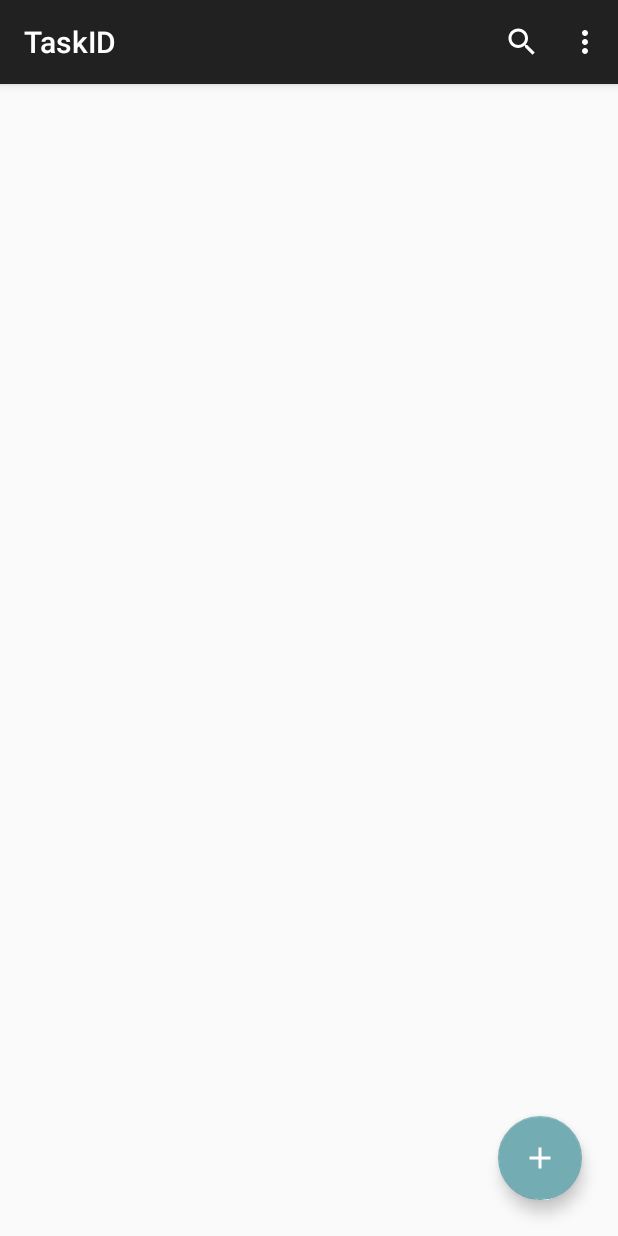
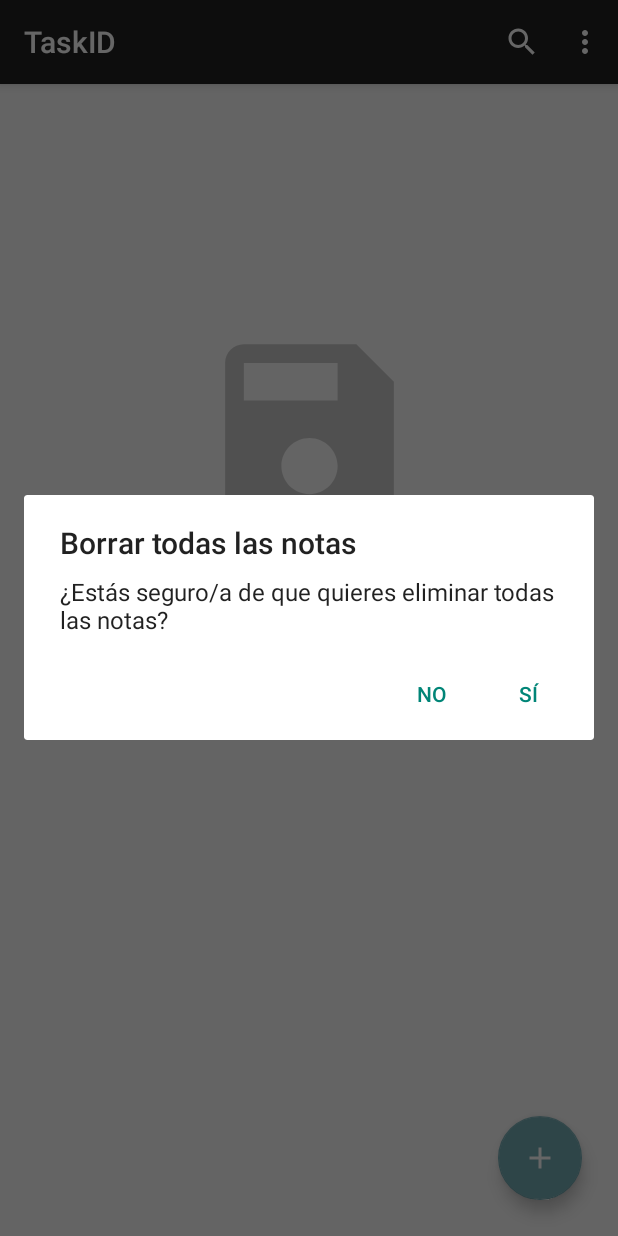
Before and after one commit to alvaropp99/TaskID, an Android app: the screen it shows after launch (MainActivity), in the options menu, after a tap on "Borrar todas las notas", on a phone screen of 412 x 824 dp. Run offline under Robolectric (Android 15) with nearby library versions, the phone set to English and light mode, and no system bars; our stand-ins replace Room's generated code, navigation-ui; libraries missing offline, so code that uses them is left out: jp.wasabeef.recyclerview; 1 statement that could not run was skipped.

```diff
--- a/app/src/main/java/com/example/taskid/data/TaskDAO.kt
+++ b/app/src/main/java/com/example/taskid/data/TaskDAO.kt
@@ -3,6 +3,8 @@ package com.example.taskid.data
 import androidx.lifecycle.LiveData
 import androidx.room.*
 import com.example.taskid.data.models.TaskData
+
+// DAO que relaciona la DB de room con la aplicación
 
 @Dao
 interface TaskDAO {
@@ -15,4 +17,10 @@ interface TaskDAO {
 
     @Update
     suspend fun updateData(taskData: TaskData)
+
+    @Delete
+    suspend fun deleteData(taskData: TaskData)
+
+    @Query("DELETE FROM task_table")
+    suspend fun deleteAllTasks()
 }
--- a/app/src/main/java/com/example/taskid/data/TaskIDDatabase.kt
+++ b/app/src/main/java/com/example/taskid/data/TaskIDDatabase.kt
@@ -6,6 +6,8 @@ import androidx.room.Room
 import androidx.room.RoomDatabase
 import androidx.room.TypeConverters
 import com.example.taskid.data.models.TaskData
+
+// Instancia de la base de datos y su creación
 
 @Database(entities = [TaskData::class], version = 1, exportSchema = false)
 @TypeConverters (Converter::class)
--- a/app/src/main/java/com/example/taskid/data/viewmodel/TaskViewModel.kt
+++ b/app/src/main/java/com/example/taskid/data/viewmodel/TaskViewModel.kt
@@ -3,6 +3,7 @@ package com.example.taskid.data.viewmodel
 import android.app.Application
 import androidx.lifecycle.AndroidViewModel
 import androidx.lifecycle.LiveData
+import androidx.lifecycle.MutableLiveData
 import androidx.lifecycle.viewModelScope
 import com.example.taskid.data.TaskIDDatabase
 import com.example.taskid.data.models.TaskData
@@ -16,6 +17,12 @@ class TaskViewModel (application: Application):AndroidViewModel(application) {
 
     val getData:LiveData<List<TaskData>> = repository.getData
 
+    val emptyDb: MutableLiveData<Boolean> = MutableLiveData(true)
+
+    fun checkIfDbEmpty(taskData: List <TaskData>){
+        emptyDb.value = taskData.isEmpty()
+    }
+
     fun insertData(taskData: TaskData){
         viewModelScope.launch (Dispatchers.IO){
             repository.insertData(taskData)
@@ -27,4 +34,16 @@ class TaskViewModel (application: Application):AndroidViewModel(application) {
             repository.updateData(taskData)
         }
     }
+
+    fun deleteData(taskData: TaskData){
+        viewModelScope.launch(Dispatchers.IO) {
+            repository.deleteData(taskData)
+        }
+    }
+
+    fun deleteAllTasks(){
+        viewModelScope.launch(Dispatchers.IO){
+            repository.deleteAllTasks()
+        }
+    }
 }
--- a/app/src/main/java/com/example/taskid/fragments/list/ListFragment.kt
+++ b/app/src/main/java/com/example/taskid/fragments/list/ListFragment.kt
@@ -1,21 +1,22 @@
 package com.example.taskid.fragments.list
 
+import android.app.AlertDialog
 import android.os.Bundle
 import android.view.*
 import androidx.fragment.app.Fragment
 import androidx.fragment.app.viewModels
+import androidx.lifecycle.Observer
 import androidx.navigation.fragment.findNavController
 import androidx.recyclerview.widget.StaggeredGridLayoutManager
 import com.example.taskid.R
-import com.example.taskid.data.viewmodel.SharedViewModel
 import com.example.taskid.data.viewmodel.TaskViewModel
 import com.example.taskid.databinding.FragmentListBinding
+import com.google.android.material.snackbar.Snackbar
 import jp.wasabeef.recyclerview.animators.SlideInUpAnimator
 
 class ListFragment : Fragment() {
 
-    private val mTaskViewModel: TaskViewModel by viewModels()
-    private val mSharedViewModel : SharedViewModel by viewModels()
+    private val addTaskViewModel: TaskViewModel by viewModels()
     private var _binding:  FragmentListBinding?=null
     private val binding get()=_binding!!
     private val adapter : ListAdapter by lazy { ListAdapter() }
@@ -43,9 +44,13 @@ class ListFragment : Fragment() {
         //fijamos el menú list_fragment_menu
         setHasOptionsMenu(true)
 
-        mTaskViewModel.getData.observe(viewLifecycleOwner,{data ->
-            //mSharedViewModel.checkIfDatabaseEmpty(data)
+        addTaskViewModel.getData.observe(viewLifecycleOwner,{data ->
+            addTaskViewModel.checkIfDbEmpty(data)
             adapter.setData(data)
+        })
+
+        addTaskViewModel.emptyDb.observe(viewLifecycleOwner, Observer {
+            ifDbIsEmpty(it)
         })
 
         return binding.root
@@ -53,6 +58,14 @@ class ListFragment : Fragment() {
 
     override fun onCreateOptionsMenu(menu: Menu, inflater: MenuInflater) {
         inflater.inflate(R.menu.list_fragment_menu, menu)
+    }
+
+    override fun onOptionsItemSelected(item: MenuItem): Boolean {
+        if(item.itemId == R.id.delete_button){
+            confirmFullDelete()
+        }
+
+        return super.onOptionsItemSelected(item)
     }
 
     private fun setRecyclerView(){
@@ -63,4 +76,26 @@ class ListFragment : Fragment() {
             addDuration = 300
         }
     }
+
+    private fun confirmFullDelete(){
+        val builder = AlertDialog.Builder(requireContext())
+        builder.setTitle("Borrar todas las notas")
+        builder.setMessage("¿Estás seguro/a de que quieres eliminar todas las notas?")
+        builder.setNegativeButton("No"){_,_ ->}
+        builder.setPositiveButton("Sí"){_,_ ->
+            addTaskViewModel.deleteAllTasks()
+            activity?.let { Snackbar.make(it.findViewById(R.id.listLayout),"Todas las notas han sido borradas", Snackbar.LENGTH_LONG).show()}
+        }
+        builder.create().show()
+    }
+
+    private fun ifDbIsEmpty(emptyDb:Boolean){
+        if(emptyDb){
+            binding.noTaskImage.visibility = View.VISIBLE
+            binding.noTaskText.visibility = View.VISIBLE
+        }else{
+            binding.noTaskImage.visibility = View.INVISIBLE
+            binding.noTaskText.visibility = View.INVISIBLE
+        }
+    }
 }
--- a/app/src/main/res/layout/task_layout.xml
+++ b/app/src/main/res/layout/task_layout.xml
@@ -46,7 +46,7 @@
                 android:layout_marginTop="16dp"
                 android:maxLength="20"
                 android:text="@{taskData.title}"
-                android:textSize="20sp"
+                android:textSize="16sp"
                 android:textStyle="bold"
                 app:layout_constraintStart_toStartOf="parent"
                 app:layout_constraintTop_toTopOf="parent" />
--- a/app/src/main/res/menu/update_fragment_menu.xml
+++ b/app/src/main/res/menu/update_fragment_menu.xml
@@ -9,7 +9,7 @@
         app:showAsAction="ifRoom"/>
 
     <item
-        android:id="@+id/delte_task"
+        android:id="@+id/delete_task"
         android:title="@string/delete"
         app:showAsAction="never"/>
 </menu>
--- a/app/src/main/res/values/strings.xml
+++ b/app/src/main/res/values/strings.xml
@@ -1,6 +1,5 @@
 <resources>
     <string name="app_name">TaskID</string>
-    <!-- TODO: Remove or change this placeholder text -->
     <string name="hello_blank_fragment">Hello blank fragment</string>
     <string name="noTaskText">Añade tu primera nota</string>
     <string name="fragmentAdd">Añadir Nota</string>
```
Also changed, not shown: app/src/main/java/com/example/taskid/data/repository/TaskRepository.kt (+8 -0 lines), app/src/main/java/com/example/taskid/data/viewmodel/SharedViewModel.kt (+0 -8 lines), app/src/main/java/com/example/taskid/fragments/add/AddFragment.kt (+7 -2 lines), app/src/main/java/com/example/taskid/fragments/update/UpdateFragment.kt (+25 -2 lines).
